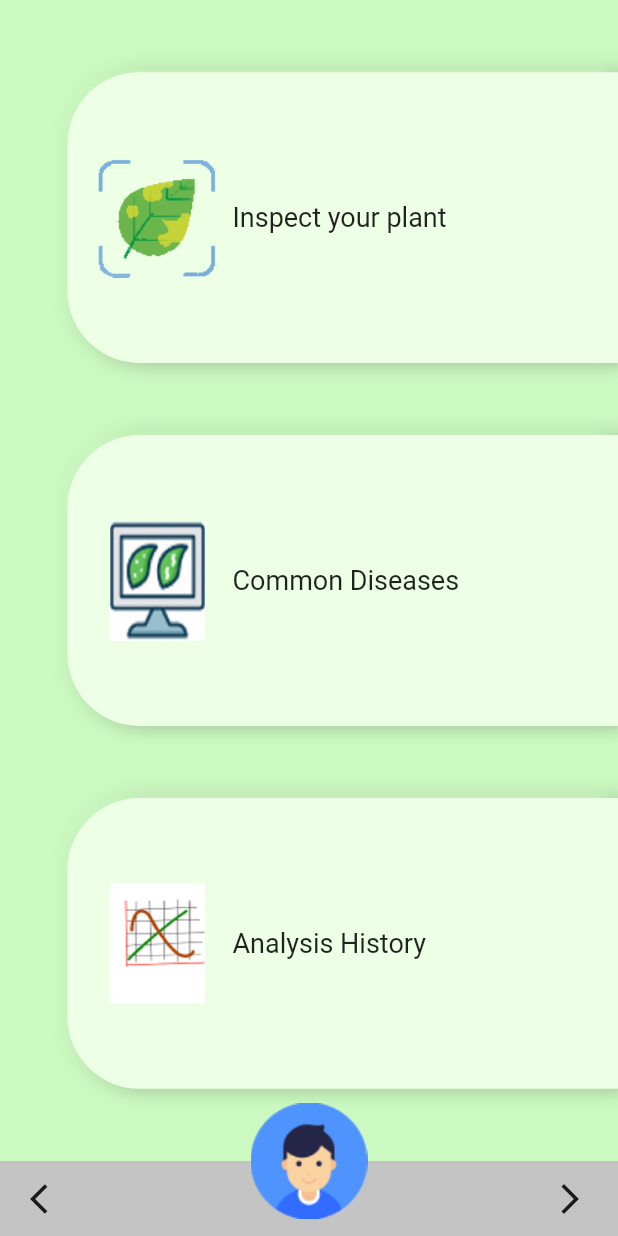
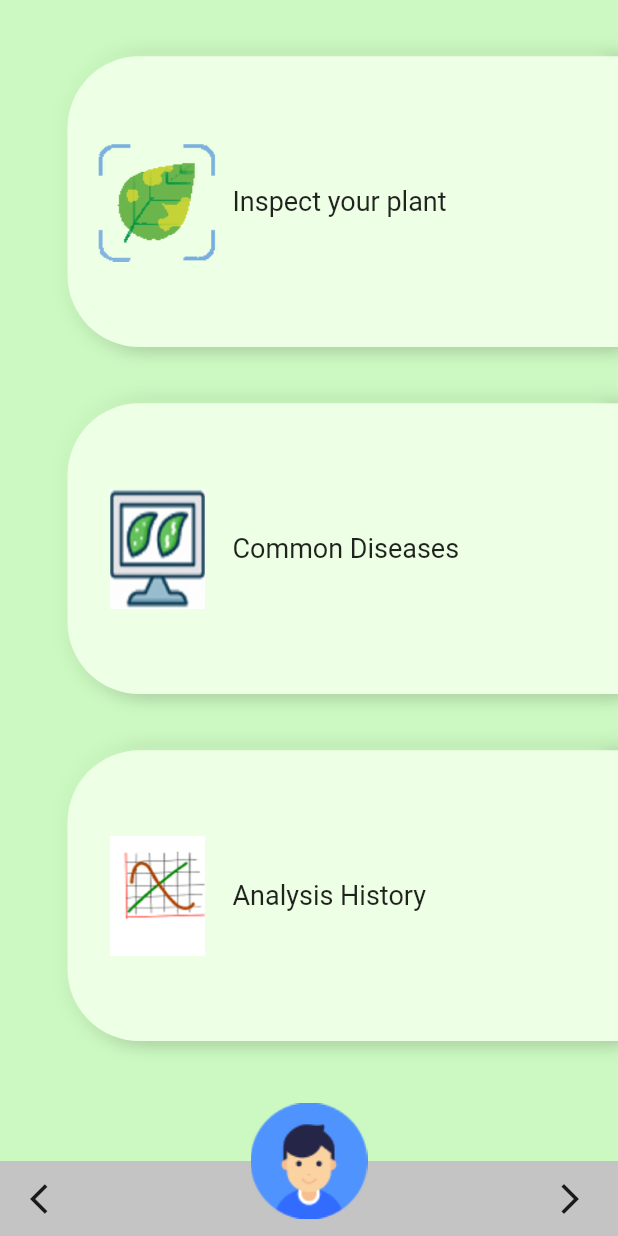
Before and after one commit to Meshkat-Shadik/AgroDoc, a Flutter app: the screen it shows after launch, on a phone screen of 412 x 824 dp. Run offline on Flutter 3.47's test engine with Material 2 defaults, Android fonts, the light colour scheme and no system bars; our stand-ins replace google_fonts; Roboto replaces fonts that are missing (Lemonada).

Commit message:
landing page ui - height gap

```diff
--- a/lib/presentation/screens/home_screen.dart
+++ b/lib/presentation/screens/home_screen.dart
@@ -59,6 +59,7 @@
             height: 80,
             width: 80,
           ),
+          SizedBox(height: 5),
         ],
       ),
     );
```
